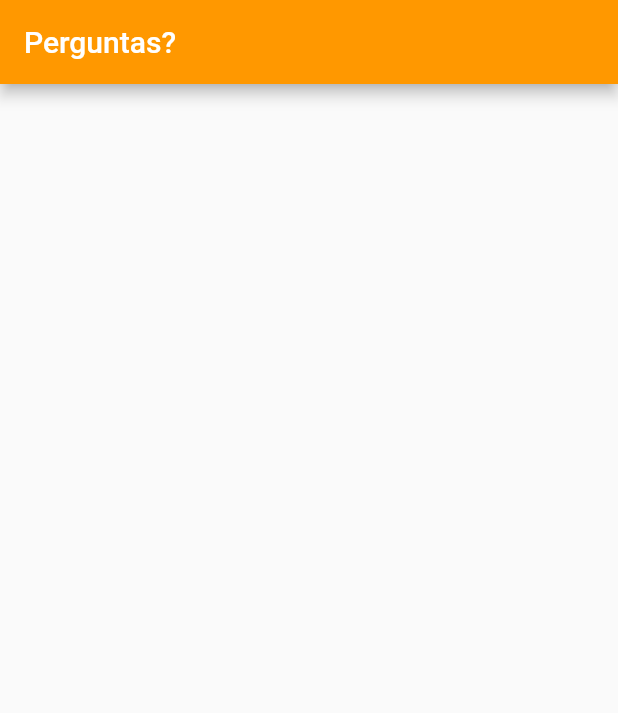
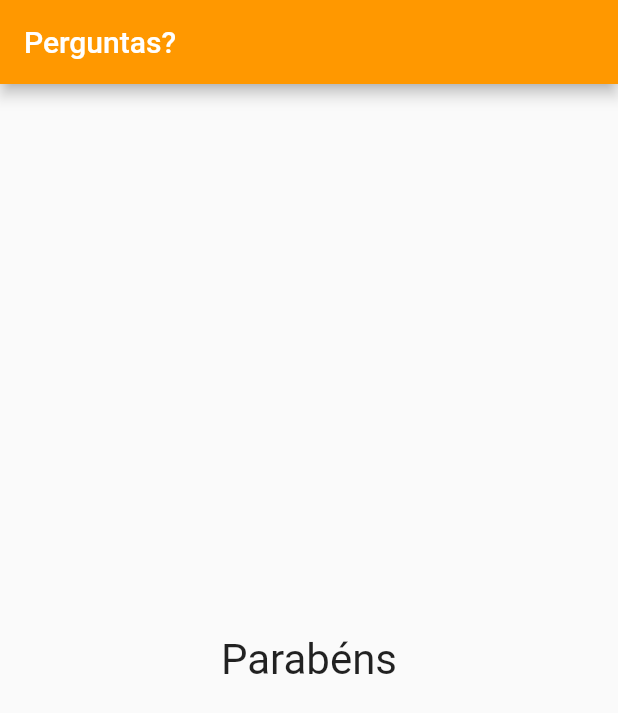
Before and after one commit to enilsonfilho/question-app, a Flutter app: the screen it shows after launch, after a tap on "Preto", after a tap on "Cobra", after a tap on "Leo", on a phone screen of 412 x 824 dp. Shown: the top 713 px of the screen. Run offline on Flutter 3.47's test engine with Material 2 defaults, Android fonts, the phone set to English and light mode, and no system bars.

Commit message:
feat: added message congratulations

```diff
--- a/lib/main.dart
+++ b/lib/main.dart
@@ -35,7 +35,6 @@ class _PerguntaAppState extends State<PerguntaApp> {
 
   @override
   Widget build(BuildContext context) {
-
     List<String> respostas = temPerguntaSeleciona
         ? _perguntas[_perguntaSelecionada]['respostas']
         : [];
@@ -46,15 +45,21 @@ class _PerguntaAppState extends State<PerguntaApp> {
         title: Text('Perguntas?'),
         backgroundColor: Colors.orange,
       ),
-      body: temPerguntaSeleciona ? Column(
+      body: temPerguntaSeleciona
+          ? Column(
               children: [
                 Questao(_perguntas[_perguntaSelecionada]['texto'].toString()),
-          ...respostas
-            .map((t) => Resposta(t, _responder))
-            .toList(),
+                ...respostas.map((t) => Resposta(t, _responder)).toList(),
               ],
-      ) : null,
-    ));
+            )
+          : Center(
+              child: Text(
+                'Parabéns',
+                style: TextStyle(fontSize: 28),
+              ),
+            ),
+      )
+    );
   }
 }
 
```
Lines whose indentation alone changed are shown as unchanged.
